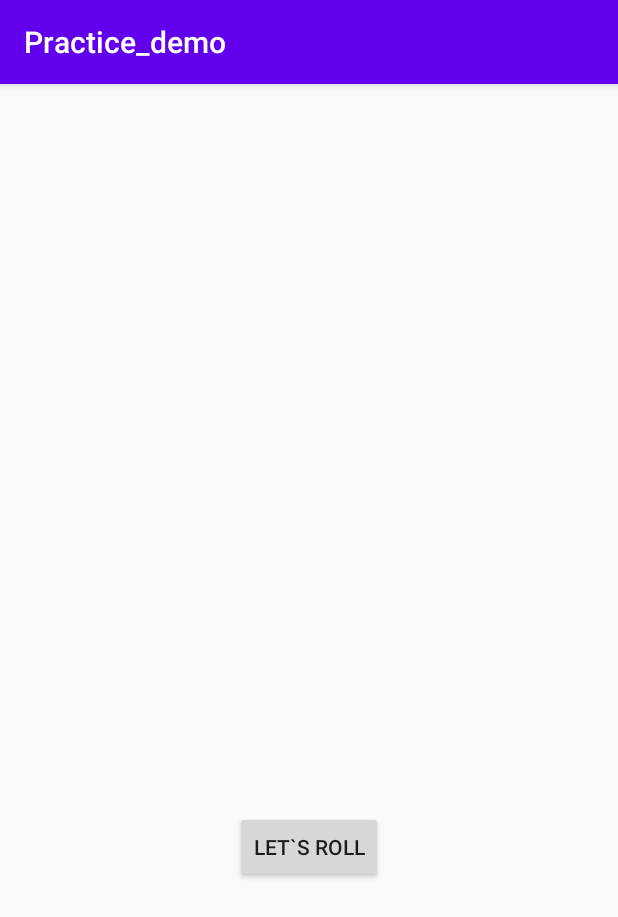
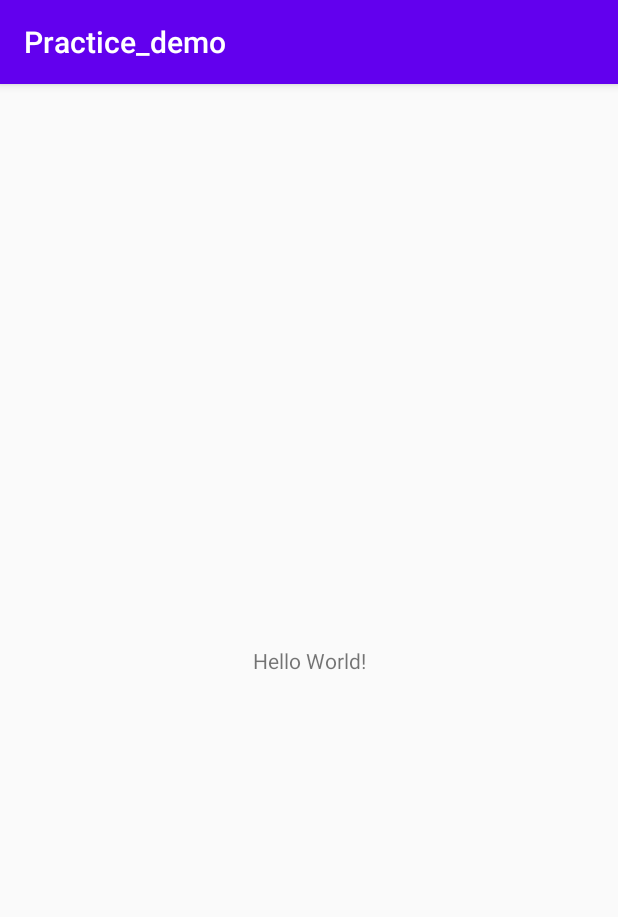
Before and after one commit to Mr-SvaRoq/MoV_TeamProject, an Android app: the screen it shows after launch (MainActivity), on a phone screen of 412 x 824 dp. Shown: the top 917 px of the screen. Run offline under Robolectric (Android 15) with nearby library versions, the phone set to English and light mode, and no system bars.

Commit message:
MoV_lesson2_part2 refactor (lesson2 - 21)

```diff
--- a/app/src/main/res/layout/activity_main.xml
+++ b/app/src/main/res/layout/activity_main.xml
@@ -1,32 +1,37 @@
 <?xml version="1.0" encoding="utf-8"?>
-<LinearLayout xmlns:android="http://schemas.android.com/apk/res/android"
+<androidx.constraintlayout.widget.ConstraintLayout xmlns:android="http://schemas.android.com/apk/res/android"
+    xmlns:app="http://schemas.android.com/apk/res-auto"
     xmlns:tools="http://schemas.android.com/tools"
-    xmlns:app="http://schemas.android.com/apk/res-auto"
+    android:id="@+id/linearLayout2"
     android:layout_width="match_parent"
-    android:layout_height="wrap_content"
+    android:layout_height="match_parent"
     android:layout_gravity="center_vertical"
-    android:orientation="vertical"
     tools:context=".MainActivity">
 
-<!--    <TextView-->
-<!--        android:id="@+id/result_text"-->
-<!--        android:layout_width="wrap_content"-->
-<!--        android:layout_height="wrap_content"-->
-<!--        android:layout_gravity="center_horizontal"-->
-<!--        android:text="Hello World!" />-->
-    <ImageView
-        android:id="@+id/id_diceImage"
+    <TextView
+        android:id="@+id/result_text"
         android:layout_width="wrap_content"
         android:layout_height="wrap_content"
-        android:layout_gravity="center_horizontal"
-        app:srcCompat="@drawable/empty_dice"
-        tools:src="@drawable/dice_1"/>
+        android:text="Hello World!"
+        app:layout_constraintBottom_toBottomOf="parent"
+        app:layout_constraintEnd_toEndOf="parent"
+        app:layout_constraintHorizontal_bias="0.5"
+        app:layout_constraintStart_toStartOf="parent"
+        app:layout_constraintTop_toTopOf="parent" />
 
-    <Button
-        android:id="@+id/roll_button"
-        android:layout_width="wrap_content"
-        android:layout_height="wrap_content"
-        android:layout_gravity="center_horizontal"
-        android:text="@string/roll"/>
+    <!--    <ImageView-->
+    <!--        android:id="@+id/id_diceImage"-->
+    <!--        android:layout_width="wrap_content"-->
+    <!--        android:layout_height="wrap_content"-->
+    <!--        android:layout_gravity="center_horizontal"-->
+    <!--        app:srcCompat="@drawable/empty_dice"-->
+    <!--        tools:src="@drawable/dice_1" />-->
 
-</LinearLayout>
+    <!--    <Button-->
+    <!--        android:id="@+id/roll_button"-->
+    <!--        android:layout_width="wrap_content"-->
+    <!--        android:layout_height="wrap_content"-->
+    <!--        android:layout_gravity="center_horizontal"-->
+    <!--        android:text="@string/roll" />-->
+
+</androidx.constraintlayout.widget.ConstraintLayout>
```
Also changed, not shown: app/src/main/java/com/example/practice_demo/MainActivity.kt (+0 -21 lines).
